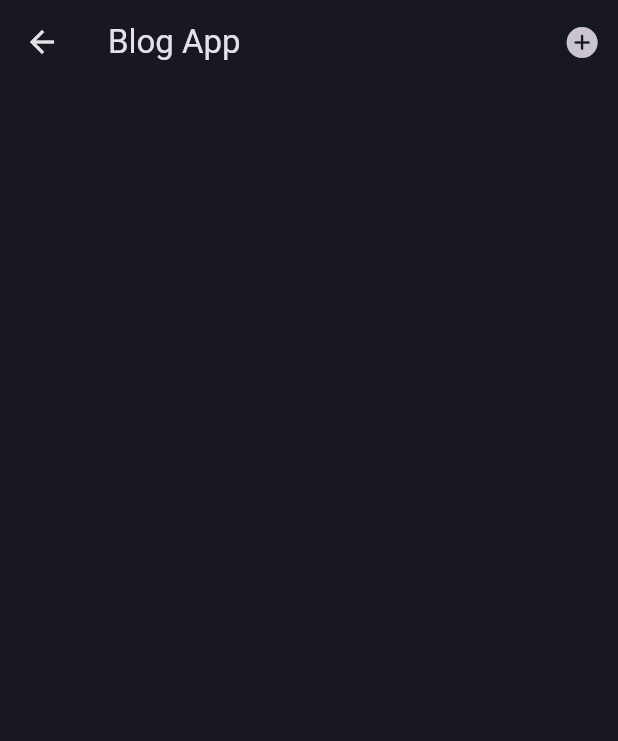
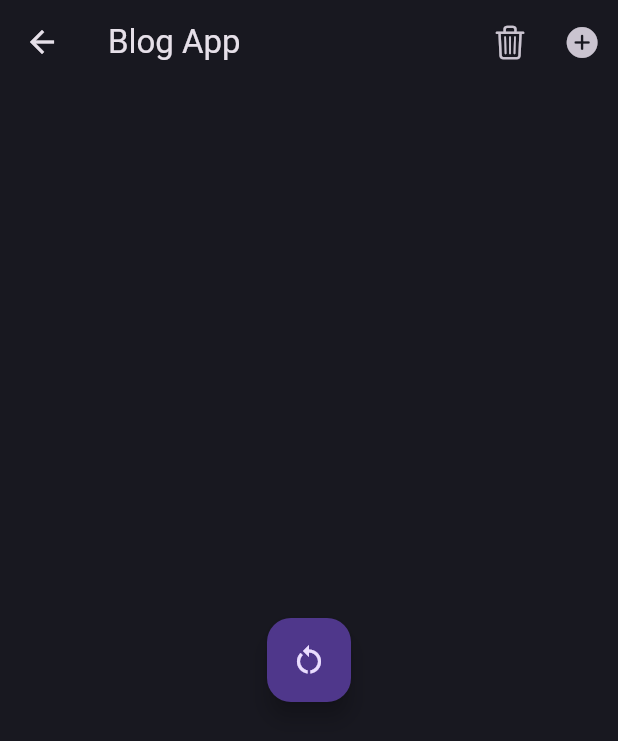
Before and after one commit to ishaquekannoth/blog, a Flutter app: the BlogPage screen opened directly, on a phone screen of 412 x 824 dp. Shown: the top 741 px of the screen. Run offline on Flutter 3.47's test engine with Material 3 defaults, Android fonts, the phone set to English and light mode, and no system bars; our stand-ins replace dotted_border, flutter_bloc, fpdart, get_it, image_picker, internet_connection_checker_plus and 2 more; accounts and stored records are empty.

Commit message:
added everything completed

```diff
--- a/lib/feature/blog/data/data_source/blog_local_data_source.dart
+++ b/lib/feature/blog/data/data_source/blog_local_data_source.dart
@@ -4,5 +4,5 @@ import 'package:blog/feature/blog/domain/entities/blog.dart';
 abstract interface class IBlogLocalDataSouce {
   Future<void> saveBlogToDisk({required List<BlogModel> blogs});
   Future<List<Blog>> loadBlogFromDisk();
-   Future<String> clearAllData();
+  Future<String> clearAllData();
 }
--- /dev/null
+++ b/lib/feature/blog/domain/use_cases/clear_database_use_case.dart
@@ -0,0 +1,15 @@
+import 'package:blog/core/error/failures.dart';
+import 'package:blog/core/usecase/use_case.dart';
+import 'package:blog/feature/blog/domain/repositories/blog_repo.dart';
+import 'package:fpdart/fpdart.dart';
+
+class ClearAllDatabaseUseCase implements UseCase<String, NoParam> {
+  IBlogRepository blogRepository;
+  ClearAllDatabaseUseCase({
+    required this.blogRepository,
+  });
+  @override
+  Future<Either<Failure, String>> call({required NoParam parameters}) async{
+    return await blogRepository.clearAllData();
+  }
+}
--- a/lib/feature/blog/presentation/bloc/blog_bloc.dart
+++ b/lib/feature/blog/presentation/bloc/blog_bloc.dart
@@ -1,5 +1,6 @@
 import 'package:blog/core/usecase/use_case.dart';
 import 'package:blog/feature/blog/domain/entities/blog.dart';
+import 'package:blog/feature/blog/domain/use_cases/clear_database_use_case.dart';
 import 'package:blog/feature/blog/domain/use_cases/get_all_blogs_use_case.dart';
 import 'package:blog/feature/blog/domain/use_cases/upload_blog_usecase.dart';
 import 'package:flutter_bloc/flutter_bloc.dart';
@@ -10,15 +11,19 @@ part 'blog_state.dart';
 class BlogBloc extends Bloc<BlogEvent, BlogState> {
   final UploadBlogUsecase _uploadBlogUsecase;
   final GetAllBlogsUseCase _getAllBlogsUseCase;
+  final ClearAllDatabaseUseCase _clearAllDatabaseUseCase;
   BlogBloc(
       {required UploadBlogUsecase uploadBlogUsecase,
+      required ClearAllDatabaseUseCase clearAllDatabaseUseCase,
       required GetAllBlogsUseCase getAllBlogsUseCase})
       : _uploadBlogUsecase = uploadBlogUsecase,
         _getAllBlogsUseCase = getAllBlogsUseCase,
+        _clearAllDatabaseUseCase = clearAllDatabaseUseCase,
         super(BlogInitial()) {
     on<BlogEvent>((event, emit) => BlogLoading());
     on<BlogUpload>(_onBlogUpload);
     on<BlogsFetchAll>(_onGetAllBlogs);
+    on<BlogClearAll>(_onClearAll);
   }
   void _onBlogUpload(BlogUpload event, Emitter<BlogState> emit) async {
     final result = await _uploadBlogUsecase(parameters: event.uploadBlogParam);
@@ -33,4 +38,12 @@ class BlogBloc extends Bloc<BlogEvent, BlogState> {
     result.fold((failure) => emit(BlogOperationFailure(error: failure.message)),
         (blogs) => emit(BlogFetchSuccess(blogs: blogs)));
   }
+
+  void _onClearAll(BlogClearAll event, Emitter<BlogState> emit) async {
+    final result = await _clearAllDatabaseUseCase(parameters: NoParam());
+    final blogState = state;
+    emit(BlogOperationSuccess(message: "Cleared all the local Blogs"));
+    result.fold((failure) => emit(BlogOperationFailure(error: failure.message)),
+        (success) => emit(blogState));
+  }
 }
--- a/lib/feature/blog/presentation/bloc/blog_event.dart
+++ b/lib/feature/blog/presentation/bloc/blog_event.dart
@@ -8,3 +8,4 @@ final class BlogUpload extends BlogEvent {
 
 }
 final class BlogsFetchAll extends BlogEvent{}
+final class BlogClearAll extends BlogEvent{}
--- a/lib/feature/blog/presentation/bloc/blog_state.dart
+++ b/lib/feature/blog/presentation/bloc/blog_state.dart
@@ -9,10 +9,17 @@ final class BlogLoading extends BlogState {}
 final class BlogUploadSuccess extends BlogState {
   BlogUploadSuccess();
 }
+
+final class BlogOperationSuccess extends BlogState {
+  final String message;
+  BlogOperationSuccess({required this.message});
+}
+
 final class BlogOperationFailure extends BlogState {
   final String error;
   BlogOperationFailure({required this.error});
 }
+
 final class BlogFetchSuccess extends BlogState {
   final List<Blog> blogs;
   BlogFetchSuccess({required this.blogs});
--- a/lib/feature/blog/presentation/pages/blog_page.dart
+++ b/lib/feature/blog/presentation/pages/blog_page.dart
@@ -33,9 +33,14 @@ class _BlogPageState extends State<BlogPage> {
         actions: [
           IconButton(
               onPressed: () {
+                // context.read<BlogBloc>().add(BlogClearAll());
+              },
+              icon: const Icon(CupertinoIcons.delete)),
+          IconButton(
+              onPressed: () {
                 Navigator.push(context, AddNewBlogPage.route());
               },
-              icon: const Icon(CupertinoIcons.add_circled_solid))
+              icon: const Icon(CupertinoIcons.add_circled_solid)),
         ],
       ),
       body: BlocConsumer<BlogBloc, BlogState>(
@@ -43,12 +48,15 @@ class _BlogPageState extends State<BlogPage> {
           if (state is BlogOperationFailure) {
             showSnackBar(context, state.error);
           }
+          if (state is BlogOperationSuccess) {
+            showSnackBar(context, state.message);
+          }
         },
         builder: (context, state) {
           if (state is BlogLoading) {
             return const Loader();
           }
-          if (state is BlogFetchSuccess) {
+          if (state is BlogFetchSuccess && state.blogs.isNotEmpty) {
             return ListView.builder(
                 itemCount: state.blogs.length,
                 itemBuilder: (
@@ -64,7 +72,13 @@ class _BlogPageState extends State<BlogPage> {
                               : AppPallete.gradient3);
                 });
           }
-          return const SizedBox();
+          return Center(
+            child: FloatingActionButton(
+                child: const Icon(Icons.restart_alt),
+                onPressed: () {
+                  context.read<BlogBloc>().add(BlogsFetchAll());
+                }),
+          );
         },
       ),
     );
--- a/lib/init_dependencies.dart
+++ b/lib/init_dependencies.dart
@@ -11,6 +11,7 @@ import 'package:blog/feature/blog/data/data_source/blog_local_data_source_impl.d
 import 'package:blog/feature/blog/data/data_source/blog_remote_data_source_impl.dart';
 import 'package:blog/feature/blog/data/data_source/data_base_helper.dart';
 import 'package:blog/feature/blog/data/repositories/blog_repo_impl.dart';
+import 'package:blog/feature/blog/domain/use_cases/clear_database_use_case.dart';
 import 'package:blog/feature/blog/domain/use_cases/get_all_blogs_use_case.dart';
 import 'package:blog/feature/blog/domain/use_cases/upload_blog_usecase.dart';
 import 'package:blog/feature/blog/presentation/bloc/blog_bloc.dart';
@@ -63,10 +64,13 @@ _initBlog() {
       dataSource: serviceLocator<BlogRemoteDataSourceImpl>()));
   serviceLocator.registerFactory(
       () => UploadBlogUsecase(blogRepository: serviceLocator<BlogRepoImpl>()));
+        serviceLocator.registerFactory(
+      () => ClearAllDatabaseUseCase(blogRepository: serviceLocator<BlogRepoImpl>()));
   serviceLocator.registerFactory(
       () => GetAllBlogsUseCase(blogRepository: serviceLocator<BlogRepoImpl>()));
   serviceLocator.registerLazySingleton(
     () => BlogBloc(
+        clearAllDatabaseUseCase: serviceLocator<ClearAllDatabaseUseCase>(),
         uploadBlogUsecase: serviceLocator<UploadBlogUsecase>(),
         getAllBlogsUseCase: serviceLocator<GetAllBlogsUseCase>()),
   );
```
Also changed, not shown: lib/core/utils/show_snackbar.dart (+7 -1 lines), lib/feature/blog/domain/use_cases/clear_database.dart (deleted).
